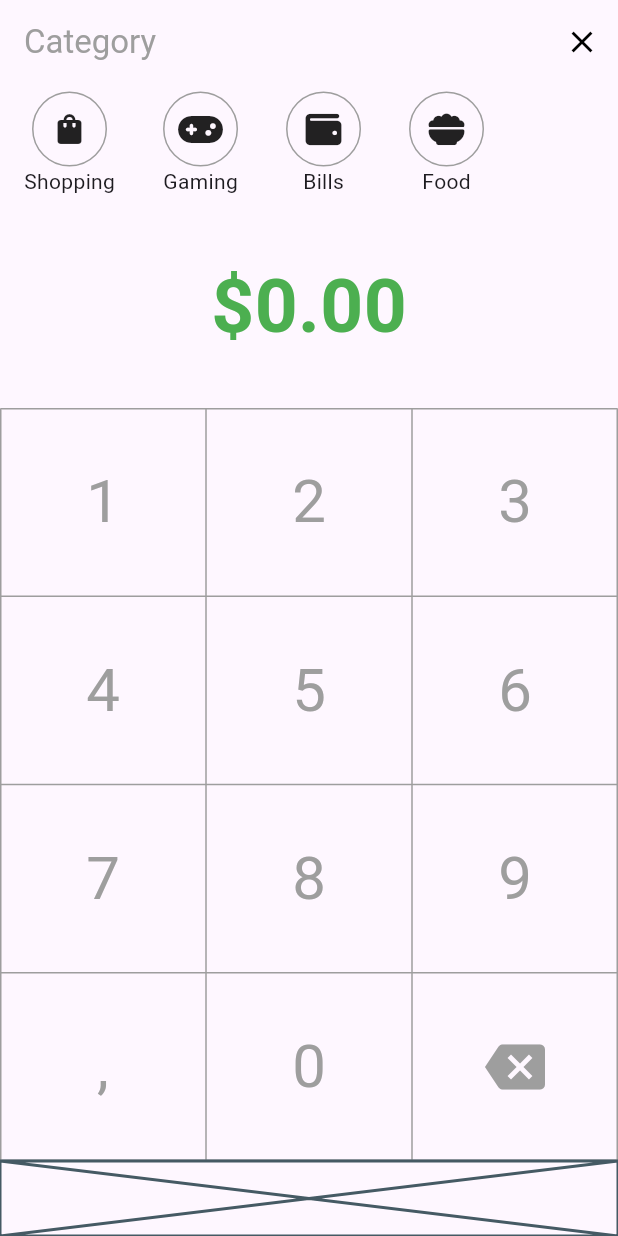
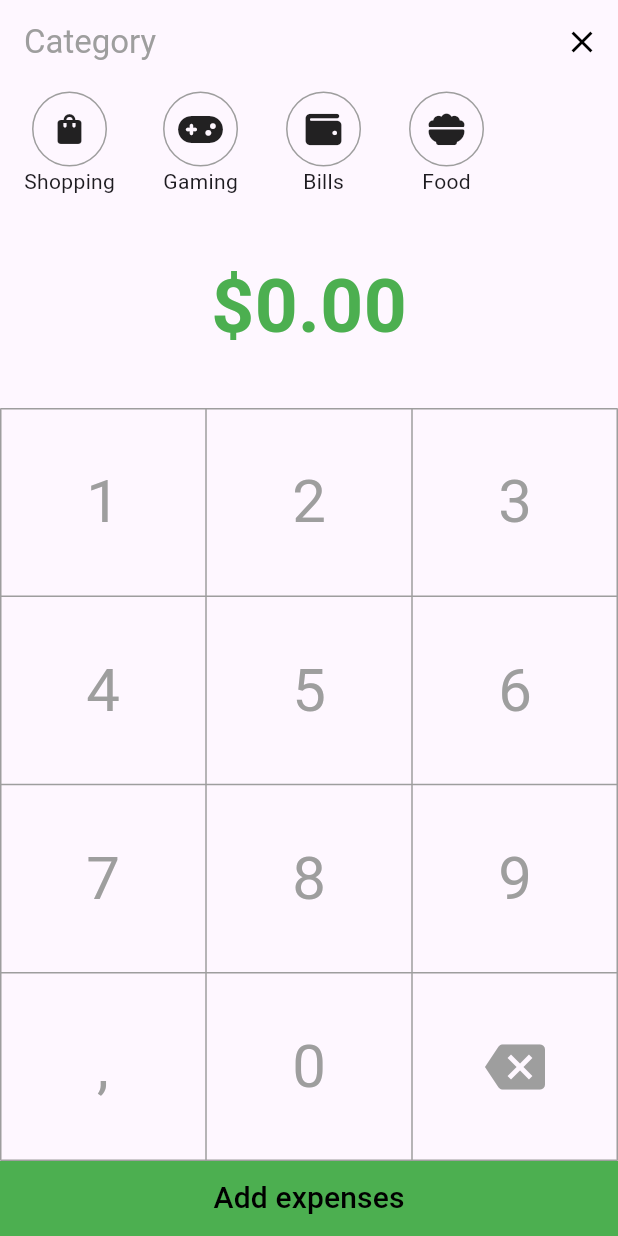
Before and after one commit to GuadaGT/App_Control_Gastos, a Flutter app: the screen it shows after launch, after a tap on the "add" icon, on a phone screen of 412 x 824 dp. Run offline on Flutter 3.47's test engine with Material 3 defaults, Android fonts, the light colour scheme and no system bars; our stand-ins replace charts_flutter, cloud_firestore, firebase_analytics, firebase_core, font_awesome_flutter; accounts and stored records are empty.

Commit message:
Conexión a bbdd con guardado de gastos

```diff
--- a/lib/main.dart
+++ b/lib/main.dart
@@ -1,19 +1,14 @@
 import 'package:flutter/material.dart';
 import 'package:flutter/widgets.dart';
-import 'package:flutter_gastos/month_widget.dart';
 import 'package:flutter_gastos/pages/add_page.dart';
 import 'package:flutter_gastos/pages/home.dart';
-import 'package:font_awesome_flutter/font_awesome_flutter.dart';
-import 'package:firebase_core/firebase_core.dart';
 import 'package:firebase_analytics/firebase_analytics.dart';
 import 'package:firebase_analytics/observer.dart';
-import 'package:cloud_firestore/cloud_firestore.dart';
 import 'config/firebase_config.dart';
 
 void main() async {
   WidgetsFlutterBinding.ensureInitialized();
-  await FirebaseConfig
-      .initializeFirebase(); // Usa la inicialización de Firebase
+  await FirebaseConfig.initializeFirebase();
   runApp(MainApp());
 }
 
--- a/lib/pages/add_page.dart
+++ b/lib/pages/add_page.dart
@@ -1,4 +1,5 @@
 import 'package:flutter/material.dart';
+import 'package:cloud_firestore/cloud_firestore.dart';
 import 'package:flutter_gastos/category_selection_widget.dart';
 import 'package:font_awesome_flutter/font_awesome_flutter.dart';
 
@@ -101,6 +102,7 @@ class _AddPageState extends State<AddPage> {
 
   Widget _num(String text, double height) {
     return GestureDetector(
+      behavior: HitTestBehavior.opaque,
       onTap: () {
         _addDigit(text);
       },
@@ -156,7 +158,34 @@ class _AddPageState extends State<AddPage> {
     );
   }
 
-  Widget _submit() => Placeholder(
-        fallbackHeight: 50,
-      );
+  Widget _submit() {
+    return Container(
+      height: 50,
+      width: double.infinity,
+      decoration: BoxDecoration(
+        color: Colors.green,
+      ),
+      child: MaterialButton(
+        child: Text(
+          "Add expenses",
+          style: TextStyle(color: Colors.black, fontSize: 20.0),
+        ),
+        onPressed: () async {
+          if (value > 0 && category != '') {
+            await FirebaseFirestore.instance.collection('expenses').add({
+              'category': category,
+              'value': value,
+              'month': DateTime.now().month,
+              'day': DateTime.now().day,
+            });
+            Navigator.of(context).pop();
+          } else {
+            ScaffoldMessenger.of(context).showSnackBar(
+              SnackBar(content: Text("Select a value and a category")),
+            );
+          }
+        },
+      ),
+    );
+  }
 }
```
